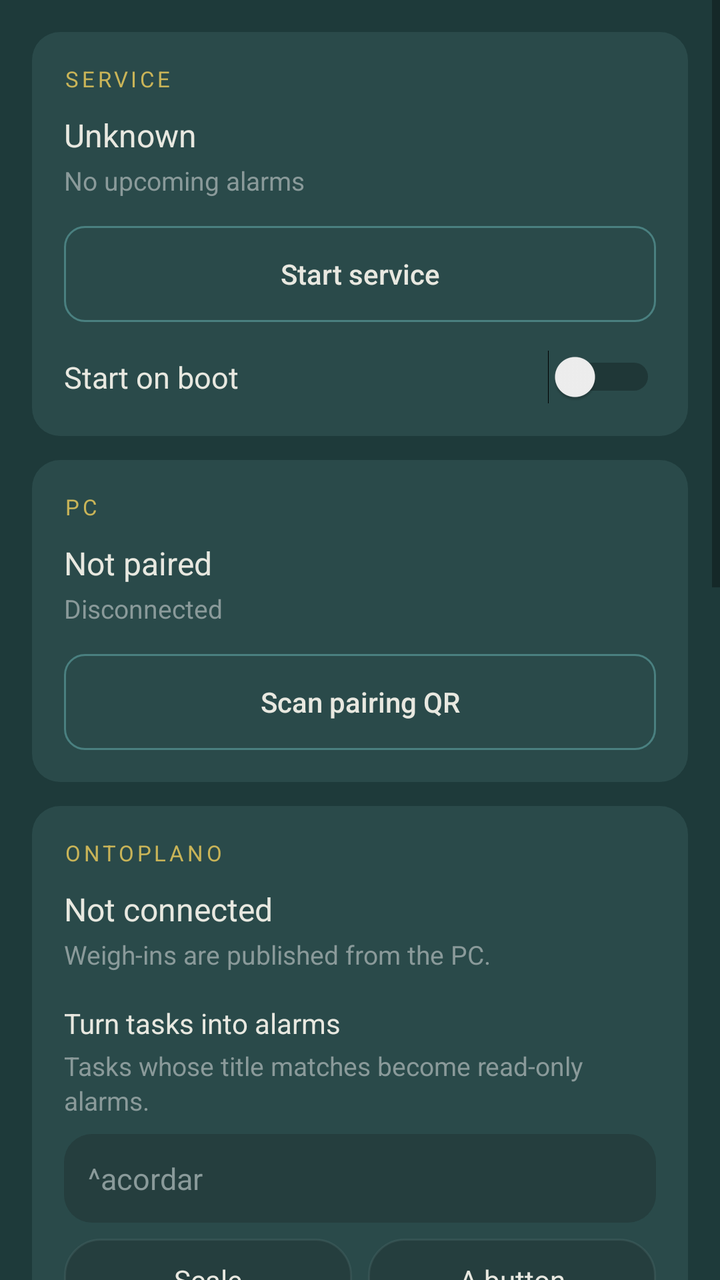
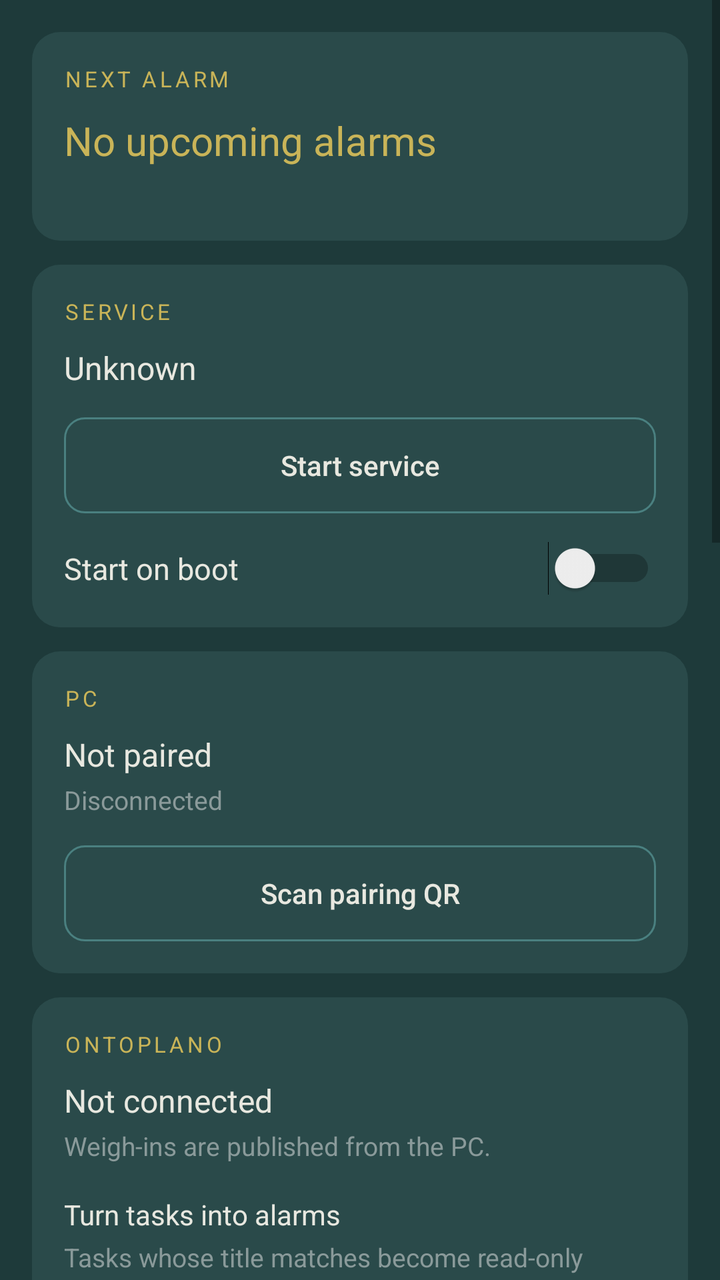

Compare the two renders of this Android layout. The source of the first and the diff that turns it into the second are given below.
<!-- AndroidManifest.xml: application theme Theme.AppCompat.Light.NoActionBar -->
<!-- res/layout/settings_pane.xml -->
<?xml version="1.0" encoding="utf-8"?>
<ScrollView xmlns:android="http://schemas.android.com/apk/res/android"
    android:id="@+id/settings_content"
    android:layout_width="match_parent"
    android:layout_height="match_parent"
    android:background="@color/bg_dark"
    android:clipToPadding="false">

    <LinearLayout
        android:layout_width="match_parent"
        android:layout_height="wrap_content"
        android:orientation="vertical"
        android:padding="16dp">

        
        <LinearLayout style="@style/SettingsCard">

            <TextView style="@style/SettingsHeading" android:text="SERVICE" />

            <TextView
                android:id="@+id/service_status"
                style="@style/SettingsValue"
                android:text="Unknown" />

            <TextView
                android:id="@+id/next_alarm_status"
                style="@style/SettingsCaption"
                android:text="No upcoming alarms" />

            <Button
                android:id="@+id/service_toggle"
                style="@style/SettingsGhostButton"
                android:text="Start service" />

            <Switch
                android:id="@+id/boot_toggle"
                android:layout_width="match_parent"
                android:layout_height="wrap_content"
                android:text="Start on boot"
                android:textSize="15sp"
                android:textColor="@color/text_primary"
                android:layout_marginTop="14dp" />
        </LinearLayout>

        
        <LinearLayout style="@style/SettingsCard">

            <TextView style="@style/SettingsHeading" android:text="PC" />

            <TextView
                android:id="@+id/secret_status"
                style="@style/SettingsValue"
                android:text="Not paired" />

            <TextView
                android:id="@+id/pc_link_status"
                style="@style/SettingsCaption"
                android:text="Disconnected" />

            <Button
                android:id="@+id/scan_secret"
                style="@style/SettingsGhostButton"
                android:text="Scan pairing QR" />
        </LinearLayout>

        
        <LinearLayout style="@style/SettingsCard">

            <TextView style="@style/SettingsHeading" android:text="ONTOPLANO" />

            <TextView
                android:id="@+id/ontoplano_account"
                style="@style/SettingsValue"
                android:text="Not connected" />

            <TextView
                android:id="@+id/ontoplano_detail"
                style="@style/SettingsCaption"
                android:text="Weigh-ins are published from the PC." />

            <TextView
                style="@style/SettingsLabel"
                android:text="Turn tasks into alarms"
                android:layout_marginTop="16dp" />

            <TextView
                style="@style/SettingsCaption"
                android:text="Tasks whose title matches become read-only alarms." />

            <EditText
                android:id="@+id/ontoplano_pattern"
                style="@style/SettingsInput"
                android:hint="^acordar"
                android:inputType="text"
                android:singleLine="true" />

            <LinearLayout
                android:layout_width="match_parent"
                android:layout_height="wrap_content"
                android:orientation="horizontal"
                android:baselineAligned="false"
                android:layout_marginTop="8dp">

                <TextView
                    android:id="@+id/ontoplano_kind_hard"
                    style="@style/SettingsSegment"
                    android:text="Scale" />

                <TextView
                    android:id="@+id/ontoplano_kind_soft"
                    style="@style/SettingsSegment"
                    android:text="A button"
                    android:layout_marginStart="8dp" />
            </LinearLayout>

            <Button
                android:id="@+id/ontoplano_save"
                style="@style/SettingsGhostButton"
                android:text="Apply to PC" />

            <TextView
                android:id="@+id/ontoplano_status"
                style="@style/SettingsCaption"
                android:text="" />
        </LinearLayout>

        
        <LinearLayout style="@style/SettingsCard">

            <TextView style="@style/SettingsHeading" android:text="SCALE" />

            <TextView
                style="@style/SettingsLabel"
                android:text="A hard alarm stops when the scale reports" />

            <LinearLayout
                android:layout_width="match_parent"
                android:layout_height="wrap_content"
                android:orientation="horizontal"
                android:baselineAligned="false"
                android:layout_marginTop="8dp">

                <TextView
                    android:id="@+id/scale_mode_weight"
                    style="@style/SettingsSegment"
                    android:text="Weight" />

                <TextView
                    android:id="@+id/scale_mode_bodyfat"
                    style="@style/SettingsSegment"
                    android:text="Body fat"
                    android:layout_marginStart="8dp" />
            </LinearLayout>

            <TextView
                android:id="@+id/scale_mode_caption"
                style="@style/SettingsCaption"
                android:text="Stops as soon as your weight settles. Socks are fine." />

            <TextView
                android:id="@+id/readings_status"
                style="@style/SettingsCaption"
                android:text="No weigh-ins recorded yet"
                android:layout_marginTop="14dp" />

            <LinearLayout
                android:layout_width="match_parent"
                android:layout_height="wrap_content"
                android:orientation="horizontal"
                android:baselineAligned="false"
                android:layout_marginTop="10dp">

                <Button
                    android:id="@+id/weigh_now"
                    style="@style/SettingsGhostButtonInline"
                    android:text="Listen for scale" />

                <Button
                    android:id="@+id/upload_now"
                    style="@style/SettingsGhostButtonInline"
                    android:text="Upload now"
                    android:layout_marginStart="8dp" />
            </LinearLayout>
        </LinearLayout>

        
        <LinearLayout style="@style/SettingsCard">

            <TextView style="@style/SettingsHeading" android:text="HOME" />

            <TextView
                android:id="@+id/home_wifi_status"
                style="@style/SettingsValue"
                android:text="Not set" />

            <TextView
                android:id="@+id/home_wifi_caption"
                style="@style/SettingsCaption"
                android:text="Hard alarms only demand the scale on this network." />

            <Button
                android:id="@+id/set_home_wifi"
                style="@style/SettingsGhostButton"
                android:text="Use current wifi as home" />
        </LinearLayout>

        
        <LinearLayout style="@style/SettingsCard">

            <TextView style="@style/SettingsHeading" android:text="PERMISSIONS" />

            <TextView
                android:id="@+id/permissions_status"
                style="@style/SettingsValue"
                android:text="Checking…" />

            <Button
                android:id="@+id/grant_permissions"
                style="@style/SettingsGhostButton"
                android:text="Grant permissions" />
        </LinearLayout>

    </LinearLayout>
</ScrollView>
<!-- resources referenced by this layout -->
<resources>
  <color name="bg_dark">#1E3A3A</color>
  <color name="text_primary">#E8E8E0</color>
  <style name="SettingsCaption">
          <item name="android:layout_width">match_parent</item>
          <item name="android:layout_height">wrap_content</item>
          <item name="android:textColor">@color/text_muted</item>
          <item name="android:textSize">13sp</item>
          <item name="android:lineSpacingExtra">2dp</item>
          <item name="android:layout_marginTop">3dp</item>
      </style>
  <style name="SettingsGhostButtonInline" parent="SettingsGhostButton">
          <item name="android:layout_width">0dp</item>
          <item name="android:layout_weight">1</item>
          <item name="android:layout_marginTop">0dp</item>
      </style>
  <style name="SettingsLabel">
          <item name="android:layout_width">match_parent</item>
          <item name="android:layout_height">wrap_content</item>
          <item name="android:textColor">@color/text_primary</item>
          <item name="android:textSize">14sp</item>
      </style>
  <style name="SettingsValue">
          <item name="android:layout_width">match_parent</item>
          <item name="android:layout_height">wrap_content</item>
          <item name="android:textColor">@color/text_primary</item>
          <item name="android:textSize">16sp</item>
      </style>
  <color name="text_muted">#8A9A9A</color>
  <!-- drawable section_card (drawable) -->
  <?xml version="1.0" encoding="utf-8"?>
  <shape xmlns:android="http://schemas.android.com/apk/res/android" android:shape="rectangle">
      <solid android:color="@color/bg_surface" />
      <corners android:radius="14dp" />
  </shape>
  <!-- drawable button_ghost (drawable) -->
  <?xml version="1.0" encoding="utf-8"?>
  <shape xmlns:android="http://schemas.android.com/apk/res/android" android:shape="rectangle">
      <solid android:color="#00000000" />
      <stroke android:width="1dp" android:color="@color/primary_accent" />
      <corners android:radius="10dp" />
  </shape>
  <color name="secondary_accent">#C9B458</color>
  <!-- drawable time_field (drawable) -->
  <?xml version="1.0" encoding="utf-8"?>
  <shape xmlns:android="http://schemas.android.com/apk/res/android" android:shape="rectangle">
      <solid android:color="@color/input_bg" />
      <corners android:radius="14dp" />
  </shape>
  <color name="bg_surface">#2A4A4A</color>
  <color name="primary_accent">#4A8080</color>
  <color name="input_bg">#253E3E</color>
  <color name="divider">#33688888</color>
  <!-- unchanged entries left out for length: 6 -->
</resources>

<!-- the commit's change to res/layout/settings_pane.xml (unified diff, before → after) -->
@@ -15,17 +15,31 @@
         
         <LinearLayout style="@style/SettingsCard">
 
+            <TextView style="@style/SettingsHeading" android:text="NEXT ALARM" />
+
+            <TextView
+                android:id="@+id/next_alarm_status"
+                android:layout_width="match_parent"
+                android:layout_height="wrap_content"
+                android:text="No upcoming alarms"
+                android:textColor="@color/secondary_accent"
+                android:textSize="20sp" />
+
+            <TextView
+                android:id="@+id/next_alarm_detail"
+                style="@style/SettingsCaption"
+                android:text="" />
+        </LinearLayout>
+
+        
+        <LinearLayout style="@style/SettingsCard">
+
             <TextView style="@style/SettingsHeading" android:text="SERVICE" />
 
             <TextView
                 android:id="@+id/service_status"
                 style="@style/SettingsValue"
                 android:text="Unknown" />
-
-            <TextView
-                android:id="@+id/next_alarm_status"
-                style="@style/SettingsCaption"
-                android:text="No upcoming alarms" />
 
             <Button
                 android:id="@+id/service_toggle"
@@ -104,12 +118,14 @@
                 <TextView
                     android:id="@+id/ontoplano_kind_hard"
                     style="@style/SettingsSegment"
-                    android:text="Scale" />
+                    android:background="@drawable/chip_hard"
+                    android:text="Hard" />
 
                 <TextView
                     android:id="@+id/ontoplano_kind_soft"
                     style="@style/SettingsSegment"
-                    android:text="A button"
+                    android:background="@drawable/chip_soft"
+                    android:text="Soft"
                     android:layout_marginStart="8dp" />
             </LinearLayout>
 
@@ -162,6 +178,11 @@
                 style="@style/SettingsCaption"
                 android:text="No weigh-ins recorded yet"
                 android:layout_marginTop="14dp" />
+
+            <TextView
+                android:id="@+id/impedance_note"
+                style="@style/SettingsCaption"
+                android:text="" />
 
             <LinearLayout
                 android:layout_width="match_parent"
<!-- resource entries referenced after the edit -->
@@ -2,6 +2,40 @@
 <resources>
   <color name="bg_dark">#1E3A3A</color>
   <color name="text_primary">#E8E8E0</color>
+  <!-- drawable chip_hard (drawable) -->
+  <?xml version="1.0" encoding="utf-8"?>
+  <selector xmlns:android="http://schemas.android.com/apk/res/android">
+      <item android:state_selected="true">
+          <shape android:shape="rectangle">
+              <solid android:color="@color/kind_hard" />
+              <corners android:radius="18dp" />
+          </shape>
+      </item>
+      <item>
+          <shape android:shape="rectangle">
+              <solid android:color="@color/input_bg" />
+              <stroke android:width="1dp" android:color="@color/divider" />
+              <corners android:radius="18dp" />
+          </shape>
+      </item>
+  </selector>
+  <!-- drawable chip_soft (drawable) -->
+  <?xml version="1.0" encoding="utf-8"?>
+  <selector xmlns:android="http://schemas.android.com/apk/res/android">
+      <item android:state_selected="true">
+          <shape android:shape="rectangle">
+              <solid android:color="@color/kind_soft" />
+              <corners android:radius="18dp" />
+          </shape>
+      </item>
+      <item>
+          <shape android:shape="rectangle">
+              <solid android:color="@color/input_bg" />
+              <stroke android:width="1dp" android:color="@color/divider" />
+              <corners android:radius="18dp" />
+          </shape>
+      </item>
+  </selector>
   <style name="SettingsCaption">
           <item name="android:layout_width">match_parent</item>
           <item name="android:layout_height">wrap_content</item>
@@ -27,6 +61,7 @@
           <item name="android:textColor">@color/text_primary</item>
           <item name="android:textSize">16sp</item>
       </style>
+  <color name="kind_hard">#D98E48</color>
   <color name="text_muted">#8A9A9A</color>
   <!-- drawable section_card (drawable) -->
   <?xml version="1.0" encoding="utf-8"?>
@@ -52,6 +87,7 @@
   <color name="primary_accent">#4A8080</color>
   <color name="input_bg">#253E3E</color>
   <color name="divider">#33688888</color>
+  <color name="kind_soft">#5BA3A3</color>
   <!-- unchanged entries left out for length: 6 -->
 </resources>
 
